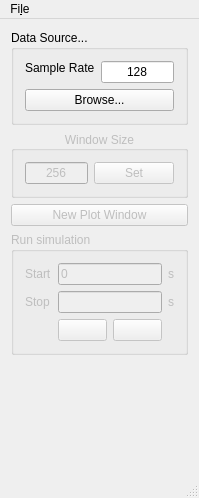
Xiul109/VEEGS, file veegs/mainwindow.ui: the form before one commit.
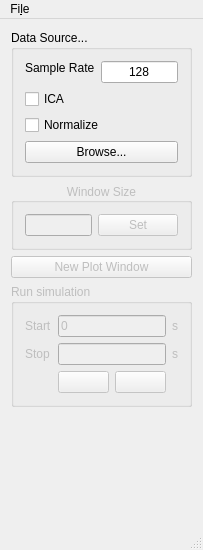
The form after the commit. Icons and pictures are not drawn.

```diff
--- a/veegs/mainwindow.ui
+++ b/veegs/mainwindow.ui
@@ -6,8 +6,8 @@
    <rect>
     <x>0</x>
     <y>0</y>
-    <width>199</width>
-    <height>498</height>
+    <width>203</width>
+    <height>550</height>
    </rect>
   </property>
   <property name="sizePolicy">
@@ -64,7 +64,14 @@
          </property>
         </widget>
        </item>
-       <item row="2" column="0" colspan="2">
+       <item row="1" column="0" colspan="2">
+        <widget class="QCheckBox" name="icaCB">
+         <property name="text">
+          <string>ICA</string>
+         </property>
+        </widget>
+       </item>
+       <item row="3" column="0" colspan="2">
         <widget class="QPushButton" name="browseButton">
          <property name="text">
           <string>Browse...</string>
@@ -87,6 +94,13 @@
          </property>
         </widget>
        </item>
+       <item row="2" column="0" colspan="2">
+        <widget class="QCheckBox" name="normalizeCB">
+         <property name="text">
+          <string>Normalize</string>
+         </property>
+        </widget>
+       </item>
       </layout>
      </widget>
     </item>
@@ -123,7 +137,7 @@
           </size>
          </property>
          <property name="text">
-          <string>256</string>
+          <string/>
          </property>
          <property name="alignment">
           <set>Qt::AlignCenter</set>
@@ -251,7 +265,7 @@
     <rect>
      <x>0</x>
      <y>0</y>
-     <width>199</width>
+     <width>203</width>
      <height>31</height>
     </rect>
    </property>
```
